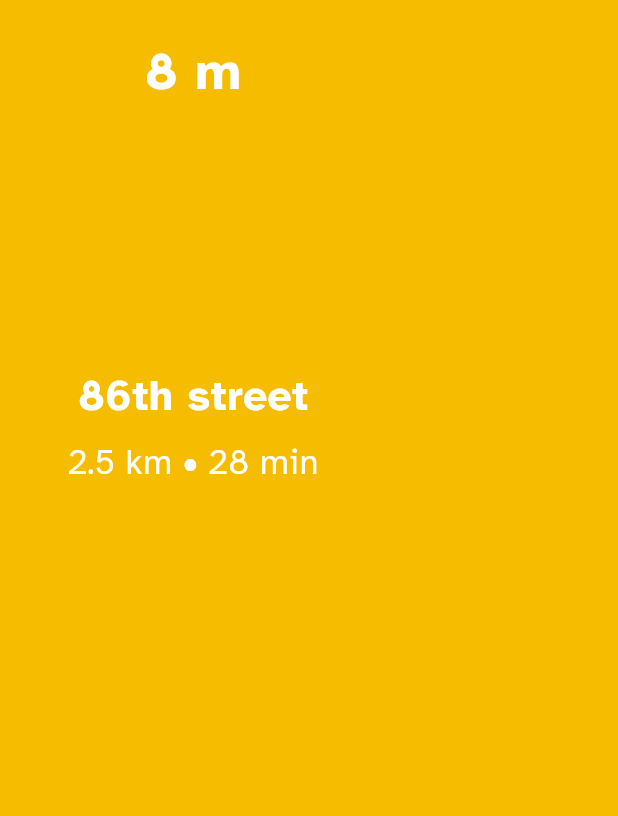
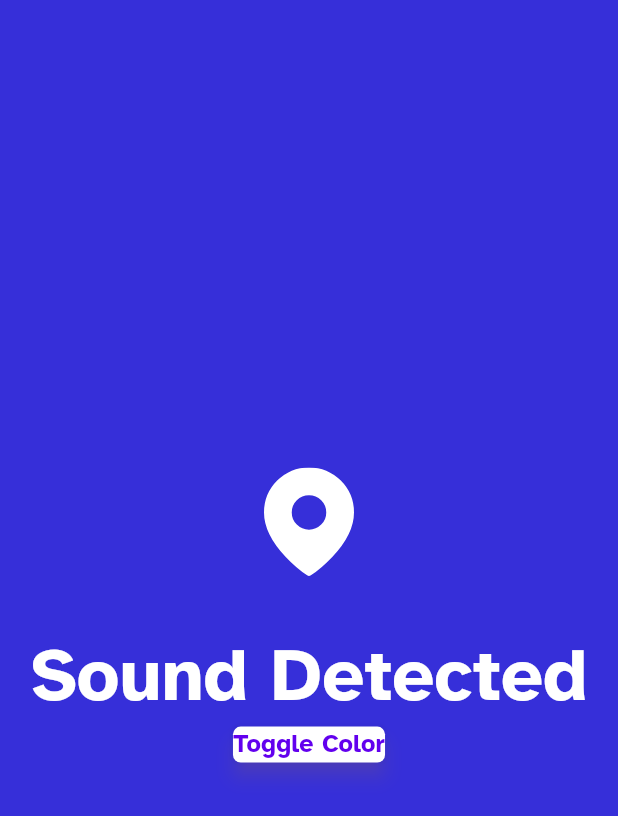
Before and after one commit to HafidAmbardi/auricurrus-watch, a Flutter app: the screen it shows after launch, on a phone screen of 412 x 824 dp. Shown: the top 816 px of the screen. Run offline on Flutter 3.47's test engine with Material 3 defaults, Android fonts, the phone set to English and light mode, and no system bars; our stand-ins replace cached_network_image, carousel_slider, flutter_svg, google_maps_flutter, smooth_page_indicator, socket_io_client; network calls fail.

Commit message:
feature: new UI

```diff
--- a/lib/presentation/straight_honk1_screen/straight_honk1_screen.dart
+++ b/lib/presentation/straight_honk1_screen/straight_honk1_screen.dart
@@ -1,76 +1,79 @@
 import 'package:flutter/material.dart';
 import 'package:auricurrus_watch/core/app_export.dart';
+import 'package:flutter_svg/flutter_svg.dart';
 
-class StraightHonk1Screen extends StatelessWidget {
+class StraightHonk1Screen extends StatefulWidget {
   const StraightHonk1Screen({Key? key})
       : super(
           key: key,
         );
 
   @override
+  _StraightHonk1Screen createState() => _StraightHonk1Screen();
+}
+
+class _StraightHonk1Screen extends State<StraightHonk1Screen> {
+  bool _isTrue = false;
+
+  void _toggleColor() {
+    setState(() {
+      _isTrue = !_isTrue;
+    });
+  }
+
+  @override
   Widget build(BuildContext context) {
-    return SafeArea(
-      child: Scaffold(
-        backgroundColor: appTheme.amberA400,
-        body: Container(
-          width: 200.h,
-          padding: EdgeInsets.symmetric(
-            horizontal: 16.h,
-            vertical: 15.v,
+    double screenWidth = MediaQuery.of(context).size.width;
+    double screenHeight = MediaQuery.of(context).size.height;
+    return Center(
+      child: AnimatedContainer(
+        duration: Duration(milliseconds: 100),
+        color: _isTrue ? Colors.black : appTheme.indigoA700,
+        width: screenWidth,
+        height: screenHeight,
+        child: Column(
+          mainAxisAlignment: MainAxisAlignment.center,
+          children: [
+            AnimatedSwitcher(
+              duration: Duration(milliseconds: 150),
+              transitionBuilder: (Widget child, Animation<double> animation) {
+                final slideAnimation = Tween<Offset>(
+                  begin: Offset(0.0, -0.5),
+                  end: Offset(0.0, 0.0),
+                ).animate(CurvedAnimation(
+                  parent: animation,
+                  curve: Curves.easeInOut,
+                ));
+                return SlideTransition(
+                  position: slideAnimation,
+                  child: FadeTransition(
+                    opacity: animation,
+                    child: child,
                   ),
-          child: SizedBox(
-            height: 210.v,
-            width: 167.h,
-            child: Stack(
-              alignment: Alignment.center,
-              children: [
-                Align(
-                  alignment: Alignment.center,
-                  child: Container(
-                    height: 209.v,
-                    width: 167.h,
-                    decoration: BoxDecoration(
-                      color: appTheme.amberA400,
-                      borderRadius: BorderRadius.circular(
-                        13.h,
+                );
+              },
+              child: _isTrue
+                  ? SvgPicture.asset(
+                      ImageConstant.imgSettings,
+                      key: ValueKey<int>(1),
+                    )
+                  : SvgPicture.asset(
+                      ImageConstant
+                          .imgLinkedin, // Replace with your other image
+                      key: ValueKey<int>(2),
                     ),
-                    ),
-                  ),
-                ),
-                Align(
-                  alignment: Alignment.center,
-                  child: Padding(
-                    padding: EdgeInsets.symmetric(horizontal: 17.h),
-                    child: Column(
-                      mainAxisSize: MainAxisSize.min,
-                      children: [
-                        Text(
-                          "8 m",
-                          style: theme.textTheme.headlineMedium,
-                        ),
-                        SizedBox(height: 20.v),
-                        CustomImageView(
-                          imagePath: ImageConstant.imgUser,
-                          height: 73.v,
-                          width: 65.h,
             ),
             SizedBox(height: 24.v),
             Text(
-                          "86th street",
-                          style: theme.textTheme.titleLarge,
+              _isTrue ? "No Sound Detected" : "Sound Detected",
+              style: theme.textTheme.headlineMedium!
+                  .copyWith(fontSize: screenHeight * 0.06),
             ),
-                        SizedBox(height: 6.v),
-                        Text(
-                          "2.5 km • 28 min",
-                          style: theme.textTheme.bodyLarge,
+            ElevatedButton(
+              onPressed: _toggleColor,
+              child: Text('Toggle Color'),
             ),
           ],
-                    ),
-                  ),
-                ),
-              ],
-            ),
-          ),
         ),
       ),
     );
--- a/lib/presentation/straight_honk_screen/straight_honk_screen.dart
+++ b/lib/presentation/straight_honk_screen/straight_honk_screen.dart
@@ -1,5 +1,6 @@
 import 'package:flutter/material.dart';
 import 'package:auricurrus_watch/core/app_export.dart';
+import 'package:flutter_svg/flutter_svg.dart';
 
 class StraightHonkScreen extends StatelessWidget {
   const StraightHonkScreen({Key? key})
@@ -10,37 +11,12 @@ class StraightHonkScreen extends StatelessWidget {
   @override
   Widget build(BuildContext context) {
     return SafeArea(
-      child: Scaffold(
-        backgroundColor: appTheme.red600,
-        body: Container(
-          width: 200.h,
-          padding: EdgeInsets.symmetric(
-            horizontal: 16.h,
-            vertical: 15.v,
-          ),
-          child: SizedBox(
-            height: 210.v,
-            width: 167.h,
-            child: Stack(
-              alignment: Alignment.center,
-              children: [
-                Align(
-                  alignment: Alignment.center,
-                  child: Container(
-                    height: 209.v,
-                    width: 167.h,
-                    decoration: BoxDecoration(
-                      color: appTheme.lightGreenA700,
-                      borderRadius: BorderRadius.circular(
-                        13.h,
-                      ),
-                    ),
-                  ),
-                ),
-                Align(
+      child: Align(
         alignment: Alignment.center,
         child: Padding(
           padding: EdgeInsets.symmetric(horizontal: 14.h),
+          child: SingleChildScrollView(
+            // Add this
             child: Column(
               mainAxisSize: MainAxisSize.min,
               children: [
@@ -49,14 +25,14 @@ class StraightHonkScreen extends StatelessWidget {
                   style: CustomTextStyles.titleLarge21,
                 ),
                 SizedBox(height: 22.v),
-                        CustomImageView(
-                          imagePath: ImageConstant.imgArrowRight,
+                SvgPicture.asset(
+                  ImageConstant.imgArrowRight,
                   height: 75.v,
                   width: 63.h,
                 ),
                 SizedBox(height: 25.v),
                 Text(
-                          "88th street",
+                  "88th sstreet",
                   style: theme.textTheme.titleLarge,
                 ),
                 SizedBox(height: 5.v),
@@ -68,10 +44,6 @@ class StraightHonkScreen extends StatelessWidget {
             ),
           ),
         ),
-              ],
-            ),
-          ),
-        ),
       ),
     );
   }
--- a/lib/presentation/straight_screen/straight_screen.dart
+++ b/lib/presentation/straight_screen/straight_screen.dart
@@ -56,7 +56,7 @@ class StraightScreen extends StatelessWidget {
                         ),
                         SizedBox(height: 25.v),
                         Text(
-                          "88th street",
+                          "88th sstreet",
                           style: theme.textTheme.titleLarge,
                         ),
                         SizedBox(height: 6.v),
```
Lines whose indentation alone changed are shown as unchanged.
